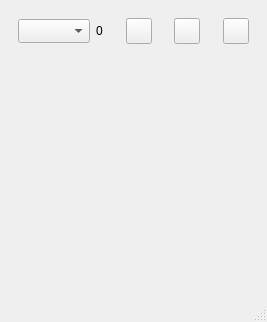
igorf7/OWController, file GUI/OWController/mainwindow.ui: the form before one commit.
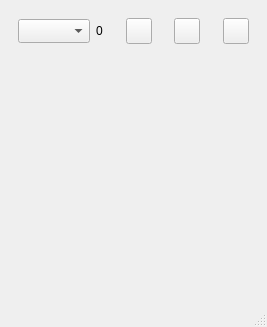
The form after the commit. Icons and pictures are not drawn.

Patch:
```diff
--- a/GUI/OWController/mainwindow.ui
+++ b/GUI/OWController/mainwindow.ui
@@ -7,7 +7,7 @@
     <x>0</x>
     <y>0</y>
     <width>267</width>
-    <height>322</height>
+    <height>327</height>
    </rect>
   </property>
   <property name="windowTitle">
@@ -212,7 +212,7 @@
          <x>0</x>
          <y>0</y>
          <width>249</width>
-         <height>209</height>
+         <height>214</height>
         </rect>
        </property>
       </widget>
```
Left out of the diff: 2 changed lines with no effect on the pictures.
